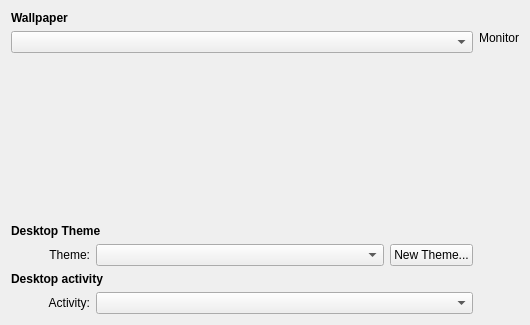
First picture: the form in plasma/shells/desktop/BackgroundDialog.ui, repository mgottschlag/kwin-tiling, before the edit.
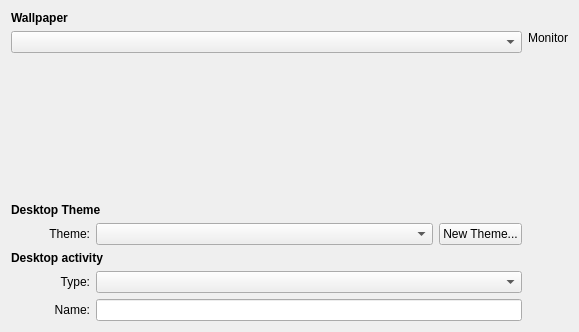
Second picture: the form after the edit.

Commit message: configuration interface for the activity name, for now it's a simple line edit empty by default maybe using some sensible default like the containment name?

```diff
--- a/plasma/shells/desktop/BackgroundDialog.ui
+++ b/plasma/shells/desktop/BackgroundDialog.ui
@@ -5,8 +5,8 @@
    <rect>
     <x>0</x>
     <y>0</y>
-    <width>530</width>
-    <height>325</height>
+    <width>579</width>
+    <height>332</height>
    </rect>
   </property>
   <property name="sizePolicy" >
@@ -79,7 +79,7 @@
      </layout>
     </widget>
    </item>
-   <item rowspan="6" row="1" column="3" >
+   <item rowspan="7" row="1" column="3" >
     <layout class="QVBoxLayout" name="verticalLayout_2" >
      <item>
       <widget class="QLabel" name="m_monitor" >
@@ -196,7 +196,7 @@
    <item row="6" column="0" >
     <widget class="QLabel" name="label_4" >
      <property name="text" >
-      <string>Activity:</string>
+      <string>Type:</string>
      </property>
      <property name="alignment" >
       <set>Qt::AlignRight|Qt::AlignTrailing|Qt::AlignVCenter</set>
@@ -216,6 +216,22 @@
      </property>
     </widget>
    </item>
+   <item row="7" column="0" >
+    <widget class="QLabel" name="label_6" >
+     <property name="text" >
+      <string>Name:</string>
+     </property>
+     <property name="alignment" >
+      <set>Qt::AlignRight|Qt::AlignTrailing|Qt::AlignVCenter</set>
+     </property>
+     <property name="buddy" >
+      <cstring>m_containmentComboBox</cstring>
+     </property>
+    </widget>
+   </item>
+   <item row="7" column="1" colspan="2" >
+    <widget class="QLineEdit" name="m_activityName" />
+   </item>
   </layout>
  </widget>
  <resources/>
```
The commit also changes 1 other file.
